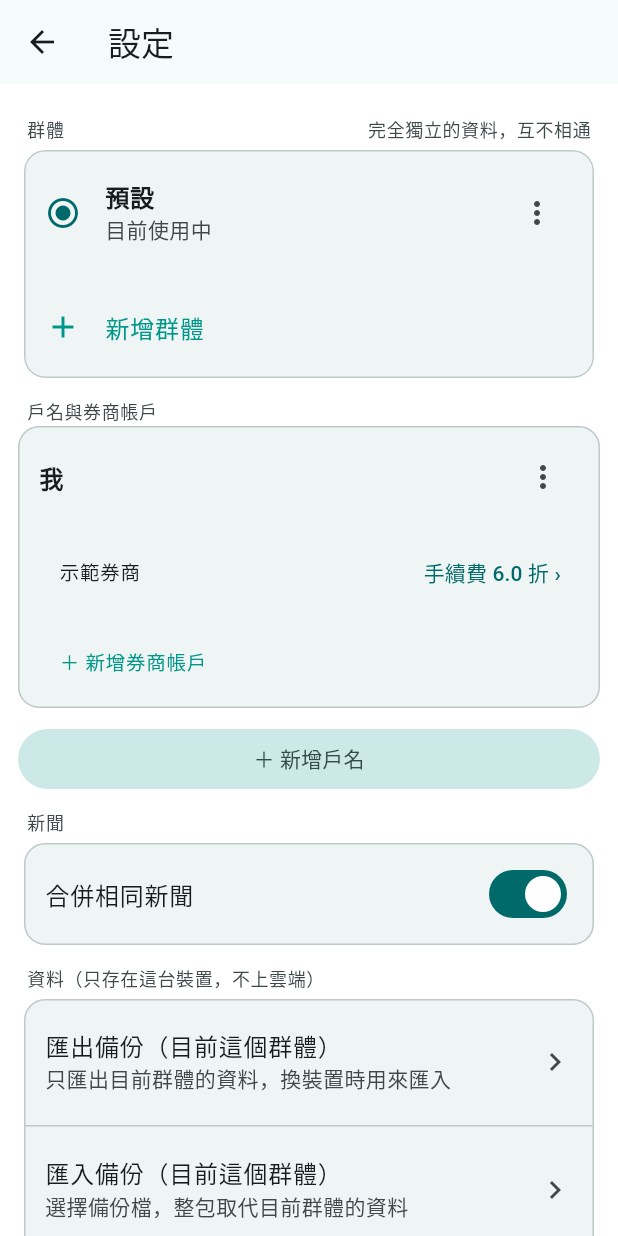
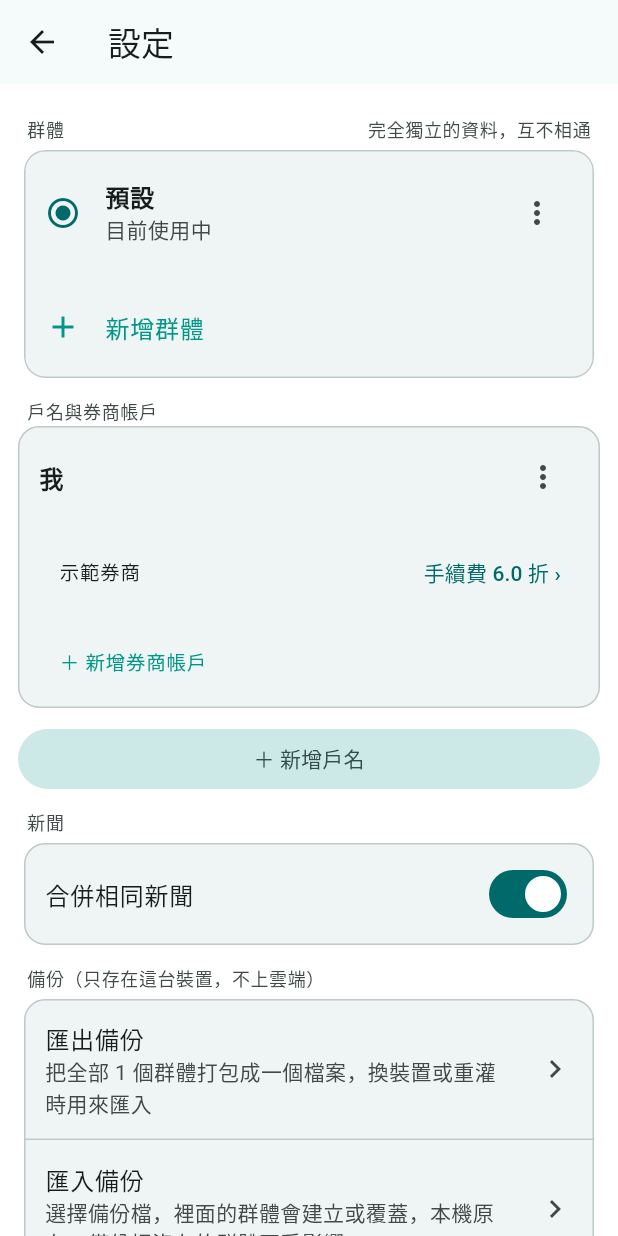
Before and after one commit to nmymdf/stock_acc, a Flutter app: the SettingsScreen screen opened directly, on a phone screen of 412 x 824 dp. Run offline on Flutter 3.47's test engine with Material 3 defaults, Android fonts, the phone set to English and light mode, and no system bars; missing offline and left inert: file_selector.

Commit message:
整理：同步功能搬到總覽頁、備份選項簡化、編譯檔名帶版本號
依討論的四點動手：

1. 「區網同步」改名「裝置同步」，從設定頁最底下搬到總覽頁 AppBar
   （跟「查詢」「更新股價」並列），不用滑到設定頁最下面才找得到，也
   跟「更新股價」那個「同步」的語意分清楚。順便修掉一個順手發現的小
   bug：連線對話框在手機鍵盤跳出來時，按鈕會被鍵盤推到跟輸入框疊在
   一起——AlertDialog 加上 scrollable: true 解決。
2. 備份從 4 個選項（匯出/匯入單一群體、匯出/匯入全部群體）simplify
   成「匯出備份」「匯入備份」兩個，一律處理全部群體；拿掉兩個除錯用
   的「資料存放的資料夾」「目前群體清單」（之前查群體切換 bug 用的，
   問題已解決，不再需要）。
3. GitHub Actions 編譯出來的 artifact 檔名加上版本號（例如
   accstock_v1.0.19+23-windows），下載下來不會再因為瀏覽器加 (1)(2)
   分不清是哪一版。
4. 編譯檔名從 stock_acc-windows/stock_acc-android 改成
   accstock_v<版本>-windows/accstock_v<版本>-android，Android apk 本身
   也從 app-release.apk 改名成 accstock_v<版本>.apk，不再有「release」
   字樣（只改檔名，App 本身顯示名稱、Android 套件代號都沒有動，影響
   範圍小）。

版本號提升到 v1.0.19+23。

Co-Authored-By: Claude Sonnet 5 <noreply@anthropic.com>
Claude-Session: https://claude.ai/code/session_018ivpJveTzqrPirpqQ1X7Rw

```diff
--- a/app/lib/app_build_info.dart
+++ b/app/lib/app_build_info.dart
@@ -4,4 +4,4 @@
 /// 畫面完全不顯示——這個版本改成最笨但最可靠的做法：每次要出新版本，
 /// 手動把這個數字往上加一，跟 pubspec.yaml 的 version 保持一致。
 /// 只要看到這個數字有變，就代表你拿到的是新編譯出來的版本。
-const String kAppVersion = 'v1.0.18+22';
+const String kAppVersion = 'v1.0.19+23';
--- a/app/lib/ui/screens/overview.dart
+++ b/app/lib/ui/screens/overview.dart
@@ -11,6 +11,7 @@ import '../format.dart';
 import '../shell.dart';
 import '../theme.dart';
 import '../widgets/common.dart';
+import '../widgets/device_sync_button.dart';
 import '../widgets/refresh_price_button.dart';
 import 'holdings.dart' show buildStockRow;
 import 'search.dart';
@@ -27,7 +28,7 @@ class OverviewScreen extends StatelessWidget {
     return Scaffold(
       appBar: AppBar(
         title: const Text('總覽'),
-        actions: const [SearchButton(), RefreshPriceButton()],
+        actions: const [SearchButton(), RefreshPriceButton(), DeviceSyncButton()],
       ),
       body: ListView(
         padding: const EdgeInsets.all(12),
--- a/app/lib/ui/screens/settings.dart
+++ b/app/lib/ui/screens/settings.dart
@@ -5,14 +5,12 @@ import 'dart:convert';
 
 import 'package:file_selector/file_selector.dart';
 import 'package:flutter/material.dart';
-import 'package:flutter/services.dart';
 import 'package:provider/provider.dart';
 
 import '../../data/group_store.dart';
 import '../../data/repository.dart';
 import '../../models/models.dart';
 import '../widgets/common.dart';
-import '../widgets/lan_sync_section.dart';
 
 class SettingsScreen extends StatelessWidget {
   const SettingsScreen({super.key});
@@ -108,67 +106,24 @@ class SettingsScreen extends StatelessWidget {
               onChanged: (v) => repo.setMergeNews(v),
             ),
           ),
-          const SectionHeader(left: '資料（只存在這台裝置，不上雲端）'),
+          const SectionHeader(left: '備份（只存在這台裝置，不上雲端）'),
           Card(
             child: Column(children: [
               ListTile(
-                title: const Text('匯出備份（目前這個群體）'),
-                subtitle: const Text('只匯出目前群體的資料，換裝置時用來匯入'),
-                trailing: const Icon(Icons.chevron_right),
-                onTap: () => _exportBackup(context, repo),
-              ),
-              const Divider(height: 1),
-              ListTile(
-                title: const Text('匯入備份（目前這個群體）'),
-                subtitle: const Text('選擇備份檔，整包取代目前群體的資料'),
-                trailing: const Icon(Icons.chevron_right),
-                onTap: () => _importBackup(context, repo),
-              ),
-              const Divider(height: 1),
-              ListTile(
-                title: const Text('匯出全部群體備份'),
-                subtitle: Text('把全部 ${repo.groups.length} 個群體一次匯出成一個檔案，換裝置時一次匯入'),
+                title: const Text('匯出備份'),
+                subtitle: Text('把全部 ${repo.groups.length} 個群體打包成一個檔案，換裝置或重灌時用來匯入'),
                 trailing: const Icon(Icons.chevron_right),
                 onTap: () => _exportAllGroupsBackup(context, repo),
               ),
               const Divider(height: 1),
               ListTile(
-                title: const Text('匯入全部群體備份'),
-                subtitle: const Text('選擇「匯出全部群體備份」存的檔案，備份裡的群體都會建立或覆蓋，本機原有、備份裡沒有的群體不受影響'),
+                title: const Text('匯入備份'),
+                subtitle: const Text('選擇備份檔，裡面的群體會建立或覆蓋，本機原有、備份裡沒有的群體不受影響'),
                 trailing: const Icon(Icons.chevron_right),
                 onTap: () => _importAllGroupsBackup(context, repo),
               ),
-              const Divider(height: 1),
-              ListTile(
-                title: const Text('資料存放的資料夾'),
-                subtitle: Text(repo.storageDirPath.isEmpty ? '讀取中…' : repo.storageDirPath),
-                trailing: const Icon(Icons.copy, size: 18),
-                onTap: () async {
-                  await Clipboard.setData(ClipboardData(text: repo.storageDirPath));
-                  if (context.mounted) {
-                    ScaffoldMessenger.of(context).showSnackBar(const SnackBar(content: Text('已複製資料夾路徑')));
-                  }
-                },
-              ),
-              const Divider(height: 1),
-              ListTile(
-                title: const Text('目前群體清單（除錯用）'),
-                subtitle: Text(repo.groups.map((g) => '${g.name}（${g.id.substring(0, 8)}…）').join('\n')),
-                trailing: const Icon(Icons.copy, size: 18),
-                onTap: () async {
-                  final text =
-                      '資料夾：${repo.storageDirPath}\n目前群體（${repo.groups.length} 個，使用中：${repo.activeGroupName}）：\n'
-                      '${repo.groups.map((g) => '- ${g.name}　${g.id}').join('\n')}';
-                  await Clipboard.setData(ClipboardData(text: text));
-                  if (context.mounted) {
-                    ScaffoldMessenger.of(context).showSnackBar(const SnackBar(content: Text('已複製群體清單，貼給我看')));
-                  }
-                },
-              ),
             ]),
           ),
-          const SectionHeader(left: '區網同步', right: '不透過雲端，兩台裝置要在同一個 WiFi'),
-          const LanSyncSection(),
           const Padding(
             padding: EdgeInsets.all(12),
             child: Text('手續費 = 成交金額 × 0.1425% × 折扣，最低 20 元。賣出交易稅 0.3%。每筆都可以手動改。',
@@ -338,8 +293,9 @@ class SettingsScreen extends StatelessWidget {
     }
   }
 
-  Future<void> _exportBackup(BuildContext context, AppRepository repo) async {
-    final json = const JsonEncoder.withIndent('  ').convert(repo.data.toJson());
+  Future<void> _exportAllGroupsBackup(BuildContext context, AppRepository repo) async {
+    final data = await repo.exportAllGroups();
+    final json = const JsonEncoder.withIndent('  ').convert(data);
     final bytes = utf8.encode(json);
     final stamp = DateTime.now().toIso8601String().replaceAll(RegExp(r'[:.]'), '-');
     final location = await getSaveLocation(
@@ -354,7 +310,7 @@ class SettingsScreen extends StatelessWidget {
     }
   }
 
-  Future<void> _importBackup(BuildContext context, AppRepository repo) async {
+  Future<void> _importAllGroupsBackup(BuildContext context, AppRepository repo) async {
     final file = await openFile(
       acceptedTypeGroups: const [XTypeGroup(label: 'JSON', extensions: ['json'])],
     );
@@ -364,55 +320,6 @@ class SettingsScreen extends StatelessWidget {
       context: context,
       builder: (context) => AlertDialog(
         title: const Text('匯入備份？'),
-        content: const Text('會用備份檔整包取代目前的資料，現在的資料會被覆蓋，無法復原。'),
-        actions: [
-          TextButton(onPressed: () => Navigator.pop(context, false), child: const Text('取消')),
-          FilledButton(onPressed: () => Navigator.pop(context, true), child: const Text('確定匯入')),
-        ],
-      ),
-    );
-    if (ok != true) return;
-    try {
-      final text = await file.readAsString();
-      final json = jsonDecode(text) as Map<String, dynamic>;
-      await repo.replaceAll(json);
-      if (context.mounted) {
-        ScaffoldMessenger.of(context).showSnackBar(const SnackBar(content: Text('已匯入備份')));
-      }
-    } catch (_) {
-      if (context.mounted) {
-        ScaffoldMessenger.of(context).showSnackBar(const SnackBar(content: Text('這個檔案看起來不是有效的備份檔')));
-      }
-    }
-  }
-
-  Future<void> _exportAllGroupsBackup(BuildContext context, AppRepository repo) async {
-    final data = await repo.exportAllGroups();
-    final json = const JsonEncoder.withIndent('  ').convert(data);
-    final bytes = utf8.encode(json);
-    final stamp = DateTime.now().toIso8601String().replaceAll(RegExp(r'[:.]'), '-');
-    final location = await getSaveLocation(
-      suggestedName: 'stock_acc_all_groups_$stamp.json',
-      acceptedTypeGroups: const [XTypeGroup(label: 'JSON', extensions: ['json'])],
-    );
-    if (location == null) return;
-    final file = XFile.fromData(bytes, mimeType: 'application/json', name: 'backup.json');
-    await file.saveTo(location.path);
-    if (context.mounted) {
-      ScaffoldMessenger.of(context).showSnackBar(const SnackBar(content: Text('已匯出全部群體備份')));
-    }
-  }
-
-  Future<void> _importAllGroupsBackup(BuildContext context, AppRepository repo) async {
-    final file = await openFile(
-      acceptedTypeGroups: const [XTypeGroup(label: 'JSON', extensions: ['json'])],
-    );
-    if (file == null) return;
-    if (!context.mounted) return;
-    final ok = await showDialog<bool>(
-      context: context,
-      builder: (context) => AlertDialog(
-        title: const Text('匯入全部群體備份？'),
         content: const Text('備份裡的每個群體都會被建立（本機沒有的話）或覆蓋（本機已經有同一個群體的話），無法復原。本機原有、備份裡沒有的其他群體不受影響。'),
         actions: [
           TextButton(onPressed: () => Navigator.pop(context, false), child: const Text('取消')),
@@ -426,11 +333,11 @@ class SettingsScreen extends StatelessWidget {
       final json = jsonDecode(text) as Map<String, dynamic>;
       await repo.importAllGroups(json);
       if (context.mounted) {
-        ScaffoldMessenger.of(context).showSnackBar(const SnackBar(content: Text('已匯入全部群體備份')));
+        ScaffoldMessenger.of(context).showSnackBar(const SnackBar(content: Text('已匯入備份')));
       }
     } catch (_) {
       if (context.mounted) {
-        ScaffoldMessenger.of(context).showSnackBar(const SnackBar(content: Text('這個檔案看起來不是有效的「全部群體」備份檔')));
+        ScaffoldMessenger.of(context).showSnackBar(const SnackBar(content: Text('這個檔案看起來不是有效的備份檔')));
       }
     }
   }
--- a/app/lib/ui/shell.dart
+++ b/app/lib/ui/shell.dart
@@ -13,6 +13,7 @@ import 'screens/search.dart';
 import 'screens/settings.dart';
 import 'screens/trades.dart';
 import 'widgets/common.dart';
+import 'widgets/device_sync_button.dart';
 
 enum AppTab { overview, holdings, trades, info, settings }
 
@@ -64,6 +65,10 @@ class TradeFormRoute extends DetailRoute {
 class SearchRoute extends DetailRoute {
   final bool forWatch;
   const SearchRoute({this.forWatch = false});
+}
+
+class SyncRoute extends DetailRoute {
+  const SyncRoute();
 }
 
 /// 掌管目前選到的分頁、明細堆疊（寬螢幕用）、每個分頁各自的換頁堆疊（窄螢幕用）。
@@ -253,6 +258,7 @@ class DetailScaffold extends StatelessWidget {
       NewsListRoute r => NewsListDetail(code: r.code),
       TradeFormRoute r => TradeFormDetail(tradeId: r.tradeId, presetCode: r.presetCode, presetAccountId: r.presetAccountId),
       SearchRoute r => SearchDetail(forWatch: r.forWatch),
+      SyncRoute() => const DeviceSyncDetail(),
     };
     if (!embedded) {
       return content; // 窄螢幕：每個明細畫面自己是一個 Scaffold（見各檔案）。
--- a/app/lib/ui/widgets/lan_sync_section.dart
+++ b/app/lib/ui/widgets/lan_sync_section.dart
@@ -85,6 +85,7 @@ class LanSyncSection extends StatelessWidget {
       context: context,
       builder: (dialogContext) => StatefulBuilder(
           builder: (dialogContext, setLocalState) => AlertDialog(
+              scrollable: true, // 鍵盤跳出來時內容要能捲動，不然按鈕會被鍵盤推到跟輸入框疊在一起
               title: const Text('連線到另一台裝置'),
               content: Column(mainAxisSize: MainAxisSize.min, children: [
                 TextField(controller: hostCtrl, decoration: const InputDecoration(labelText: '對方顯示的位址（例如 192.168.1.23）')),
--- a/app/pubspec.yaml
+++ b/app/pubspec.yaml
@@ -16,7 +16,7 @@ publish_to: 'none' # Remove this line if you wish to publish to pub.dev
 # https://developer.apple.com/library/archive/documentation/General/Reference/InfoPlistKeyReference/Articles/CoreFoundationKeys.html
 # In Windows, build-name is used as the major, minor, and patch parts
 # of the product and file versions while build-number is used as the build suffix.
-version: 1.0.18+22
+version: 1.0.19+23
 
 environment:
   sdk: ^3.13.4
```
Also changed, not shown: app/lib/ui/widgets/device_sync_button.dart (added, +38 -0 lines), 2 other files.
